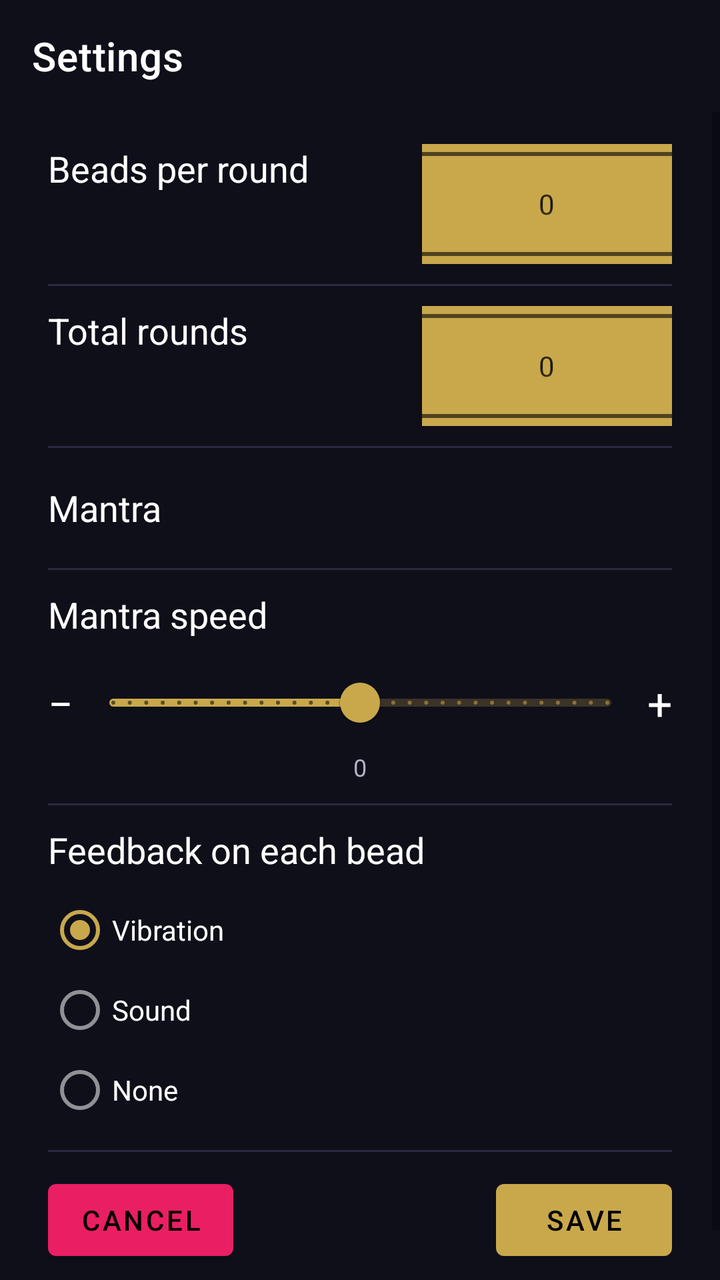
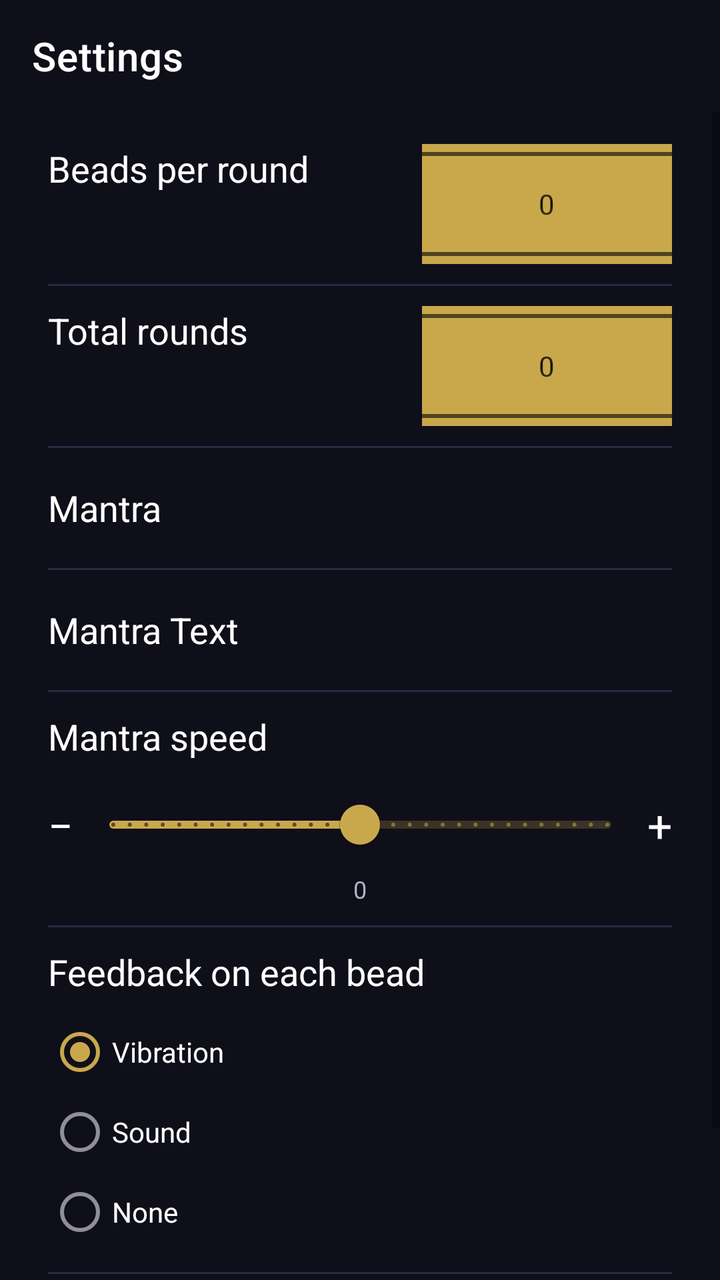

Before-and-after screenshots of an Android layout around one commit, followed by the original layout XML and the change that was made.
<!-- AndroidManifest.xml: activity theme Theme.Japa -->
<!-- res/layout/activity_settings.xml -->
<?xml version="1.0" encoding="utf-8"?>
<LinearLayout xmlns:android="http://schemas.android.com/apk/res/android"
    xmlns:app="http://schemas.android.com/apk/res-auto"
    xmlns:tools="http://schemas.android.com/tools"
    android:layout_width="match_parent"
    android:layout_height="match_parent"
    android:background="@color/bg_dark"
    android:orientation="vertical">

    
    <com.google.android.material.appbar.MaterialToolbar
        android:id="@+id/toolbar_settings"
        android:layout_width="match_parent"
        android:layout_height="?attr/actionBarSize"
        android:background="@color/bg_dark"
        app:navigationIconTint="@color/text_secondary"
        app:title="@string/settings_title"
        app:titleTextColor="@color/text_primary" />

    <ScrollView
        android:layout_width="match_parent"
        android:layout_height="0dp"
        android:layout_weight="1"
        android:fillViewport="true">

        <LinearLayout
            android:layout_width="match_parent"
            android:layout_height="wrap_content"
            android:orientation="vertical"
            android:paddingHorizontal="24dp"
            android:paddingTop="16dp"
            android:paddingBottom="32dp">

            

            <LinearLayout
                android:layout_width="match_parent"
                android:layout_height="wrap_content"
                android:orientation="horizontal">

                <TextView
                    android:layout_width="wrap_content"
                    android:layout_height="wrap_content"
                    android:layout_marginBottom="8dp"
                    android:text="@string/label_beads"
                    android:textColor="@color/text_primary"
                    android:textSize="18sp" />

                <Space
                    android:layout_width="wrap_content"
                    android:layout_height="wrap_content"
                    android:layout_weight="1" />

                <NumberPicker
                    android:id="@+id/picker_beads"
                    style="@style/NumberPickerEditTextStyle"
                    android:layout_gravity="center_horizontal" />

            </LinearLayout>

            
            <View
                android:layout_width="match_parent"
                android:layout_height="1dp"
                android:layout_marginVertical="10dp"
                android:background="@color/track_dim" />

            <LinearLayout
                android:layout_width="match_parent"
                android:layout_height="wrap_content"
                android:orientation="horizontal">

                <TextView
                    android:layout_width="wrap_content"
                    android:layout_height="wrap_content"
                    android:layout_marginBottom="8dp"
                    android:text="@string/label_rounds"
                    android:textColor="@color/text_primary"
                    android:textSize="18sp" />

                <Space
                    android:layout_width="wrap_content"
                    android:layout_height="wrap_content"
                    android:layout_weight="1" />

                <NumberPicker
                    android:id="@+id/picker_rounds"
                    style="@style/NumberPickerEditTextStyle"
                    />
            </LinearLayout>

            
            <View
                android:layout_width="match_parent"
                android:layout_height="1dp"
                android:layout_marginVertical="10dp"
                android:background="@color/track_dim" />

            <LinearLayout
                android:layout_width="match_parent"
                android:layout_height="wrap_content"
                android:orientation="horizontal"
                android:gravity="center_vertical">

                <TextView
                    android:layout_width="wrap_content"
                    android:layout_height="wrap_content"
                    android:text="@string/label_mantra"
                    android:textColor="@color/text_primary"
                    android:textSize="18sp" />

                <Space
                    android:layout_width="wrap_content"
                    android:layout_height="wrap_content"
                    android:layout_weight="1" />

                <Spinner
                    android:id="@+id/spinner_mantra"
                    style="@style/SpinnerStyle" />

            </LinearLayout>

            
            <View
                android:layout_width="match_parent"
                android:layout_height="1dp"
                android:layout_marginVertical="10dp"
                android:background="@color/track_dim" />

            <TextView
                android:layout_width="wrap_content"
                android:layout_height="wrap_content"
                android:layout_marginBottom="8dp"
                android:text="@string/label_mantra_speed"
                android:textColor="@color/text_primary"
                android:textSize="18sp" />

            <LinearLayout
                android:layout_width="match_parent"
                android:layout_height="wrap_content"
                android:orientation="horizontal"
                android:gravity="center_vertical">

                <TextView
                    android:layout_width="wrap_content"
                    android:layout_height="wrap_content"
                    android:text="&#8722;"
                    android:textColor="@color/text_primary"
                    android:textSize="22sp"
                    android:layout_marginEnd="4dp" />

                <com.google.android.material.slider.Slider
                    android:id="@+id/slider_mantra_speed"
                    android:layout_width="0dp"
                    android:layout_height="wrap_content"
                    android:layout_weight="1"
                    android:valueFrom="-50"
                    android:valueTo="50"
                    android:stepSize="1"
                    android:value="0" />

                <TextView
                    android:layout_width="wrap_content"
                    android:layout_height="wrap_content"
                    android:text="+"
                    android:textColor="@color/text_primary"
                    android:textSize="22sp"
                    android:layout_marginStart="4dp" />

            </LinearLayout>

            <TextView
                android:layout_width="match_parent"
                android:layout_height="wrap_content"
                android:gravity="center"
                android:text="0"
                android:textColor="@color/text_secondary"
                android:textSize="12sp" />

            
            <View
                android:layout_width="match_parent"
                android:layout_height="1dp"
                android:layout_marginVertical="10dp"
                android:background="@color/track_dim" />

            <TextView
                android:layout_width="wrap_content"
                android:layout_height="wrap_content"
                android:layout_marginBottom="8dp"
                android:text="@string/label_feedback"
                android:textColor="@color/text_primary"
                android:textSize="18sp" />

            <RadioGroup
                android:id="@+id/radio_feedback"
                android:layout_width="match_parent"
                android:layout_height="wrap_content"
                android:orientation="vertical">

                <com.google.android.material.radiobutton.MaterialRadioButton
                    android:id="@+id/radio_vibration"
                    android:layout_width="match_parent"
                    android:layout_height="40dp"
                    android:checked="true"
                    android:text="@string/feedback_vibration"
                    android:textColor="@color/text_primary" />

                <com.google.android.material.radiobutton.MaterialRadioButton
                    android:id="@+id/radio_sound"
                    android:layout_width="match_parent"
                    android:layout_height="40dp"
                    android:text="@string/feedback_sound"
                    android:textColor="@color/text_primary" />

                <com.google.android.material.radiobutton.MaterialRadioButton
                    android:id="@+id/radio_none"
                    android:layout_width="match_parent"
                    android:layout_height="40dp"
                    android:text="@string/feedback_none"
                    android:textColor="@color/text_primary" />

            </RadioGroup>

            

            <View
                android:layout_width="match_parent"
                android:layout_height="1dp"
                android:layout_marginVertical="10dp"
                android:background="@color/track_dim" />

            
            <LinearLayout
                android:layout_width="match_parent"
                android:layout_height="wrap_content"
                android:gravity="end"
                android:orientation="horizontal">

                <com.google.android.material.button.MaterialButton
                    android:id="@+id/btn_cancel"
                    android:layout_width="wrap_content"
                    android:layout_height="wrap_content"
                    android:text="@string/cancel"
                    app:backgroundTint="#E91E63" />

                <Space
                    android:layout_width="wrap_content"
                    android:layout_height="wrap_content"
                    android:layout_weight="1" />

                <com.google.android.material.button.MaterialButton
                    android:id="@+id/btn_save"
                    android:layout_width="wrap_content"
                    android:layout_height="wrap_content"
                    android:text="@string/save"
                    app:backgroundTint="@color/accent_gold" />

            </LinearLayout>

        </LinearLayout>
    </ScrollView>
</LinearLayout>
<!-- resources referenced by this layout -->
<resources>
  <color name="accent_gold">#FFC9A84C</color>
  <color name="bg_dark">#FF0F0F1A</color>
  <color name="text_primary">#FFFFFFFF</color>
  <color name="text_secondary">#FFB0B0C8</color>
  <color name="track_dim">#FF2A2A40</color>
  <string name="cancel">Cancel</string>
  <string name="feedback_none">None</string>
  <string name="feedback_sound">Sound</string>
  <string name="feedback_vibration">Vibration</string>
  <string name="label_beads">Beads per round</string>
  <string name="label_feedback">Feedback on each bead</string>
  <string name="label_mantra">Mantra</string>
  <string name="label_mantra_speed">Mantra speed</string>
  <string name="label_rounds">Total rounds</string>
  <string name="save">Save</string>
  <string name="settings_title">Settings</string>
  <style name="NumberPickerEditTextStyle">
          <item name="android:textSize">24sp</item> 
          <item name="android:textColor">@color/text_primary</item> 
          <item name="android:padding">8dp</item> 
          <item name="android:layout_width">125dp</item> 
          <item name="android:layout_height">60dp</item> 
          <item name="android:layout_gravity">center_horizontal</item> 
          <item name="android:background">@color/accent_gold</item> 
  
      </style>
  <style name="SpinnerStyle">
          <item name="android:textSize">24sp</item> 
          <item name="android:textColor">@color/white</item> 
          <item name="android:padding">8dp</item> 
          <item name="android:layout_width">wrap_content</item> 
          <item name="android:layout_height">40dp</item> 
          <item name="android:background">@color/accent_gold</item> 
          <item name="android:popupBackground">@color/accent_gold</item> 
          <item name="android:editable">false</item>
      </style>
  <style name="Theme.Japa" parent="Theme.MaterialComponents.DayNight.NoActionBar">
          <item name="colorPrimary">@color/accent_gold</item>
          <item name="colorPrimaryVariant">@color/accent_gold</item>
          <item name="colorOnPrimary">@color/black</item>
          <item name="colorSecondary">@color/accent_gold</item>
          <item name="colorOnSecondary">@color/black</item>
          <item name="android:colorBackground">@color/bg_dark</item>
          <item name="colorSurface">@color/bg_dark</item>
          <item name="colorOnSurface">@color/text_primary</item>
          <item name="colorOnBackground">@color/text_primary</item>
          <item name="android:statusBarColor">@color/bg_dark</item>
          <item name="android:navigationBarColor">@color/bg_dark</item>
          <item name="android:windowLightStatusBar">false</item>
      </style>
  <color name="white">#FFFFFFFF</color>
  <color name="black">#FF000000</color>
</resources>

<!-- the commit's change to res/layout/activity_settings.xml (unified diff, before → after) -->
@@ -119,6 +119,42 @@
                     style="@style/SpinnerStyle" />
 
             </LinearLayout>
+            <View
+                android:layout_width="match_parent"
+                android:layout_height="1dp"
+                android:layout_marginVertical="10dp"
+                android:background="@color/track_dim" />
+
+            <LinearLayout
+                android:layout_width="match_parent"
+                android:layout_height="wrap_content"
+                android:orientation="horizontal"
+                android:gravity="center_vertical">
+
+                <TextView
+                    android:layout_width="wrap_content"
+                    android:layout_height="wrap_content"
+                    android:text="@string/label_mantra_text"
+                    android:textColor="@color/text_primary"
+                    android:textSize="18sp" />
+
+                <Space
+                    android:layout_width="wrap_content"
+                    android:layout_height="wrap_content"
+                    android:layout_weight="1" />
+
+                <Spinner
+                    android:id="@+id/spinner_text"
+                    style="@style/SpinnerStyle" />
+
+            </LinearLayout>
+
+
+
+
+
+
+
 
             
             <View
<!-- resource entries referenced after the edit -->
@@ -13,6 +13,7 @@
   <string name="label_feedback">Feedback on each bead</string>
   <string name="label_mantra">Mantra</string>
   <string name="label_mantra_speed">Mantra speed</string>
+  <string name="label_mantra_text">Mantra Text</string>
   <string name="label_rounds">Total rounds</string>
   <string name="save">Save</string>
   <string name="settings_title">Settings</string>
